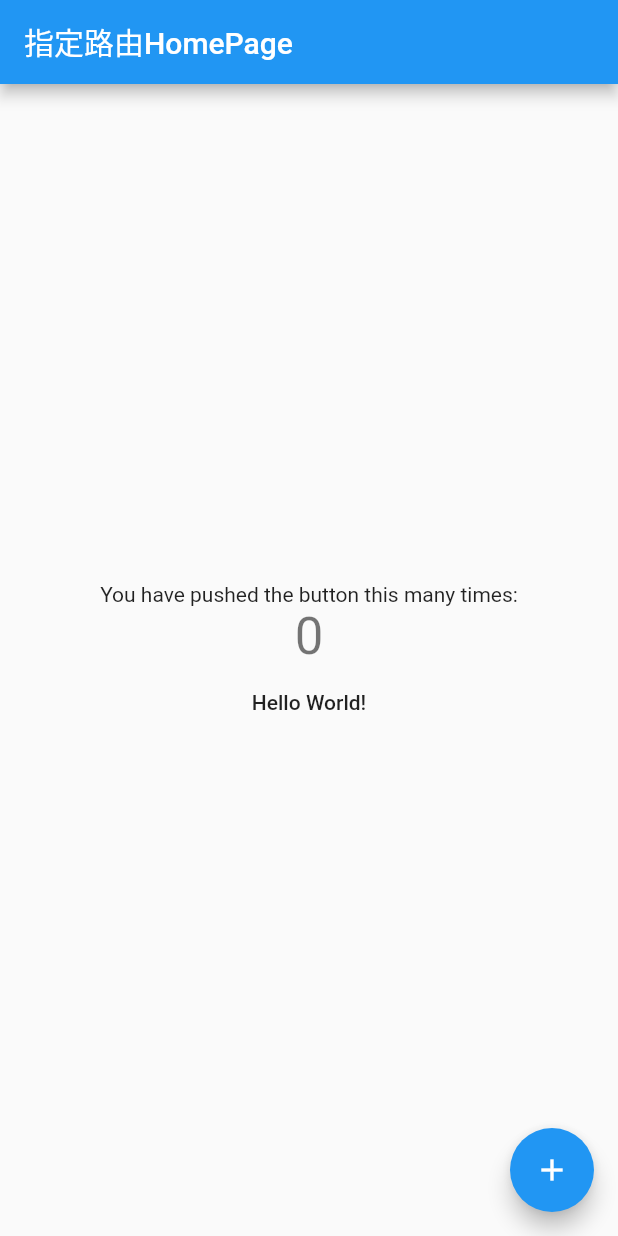
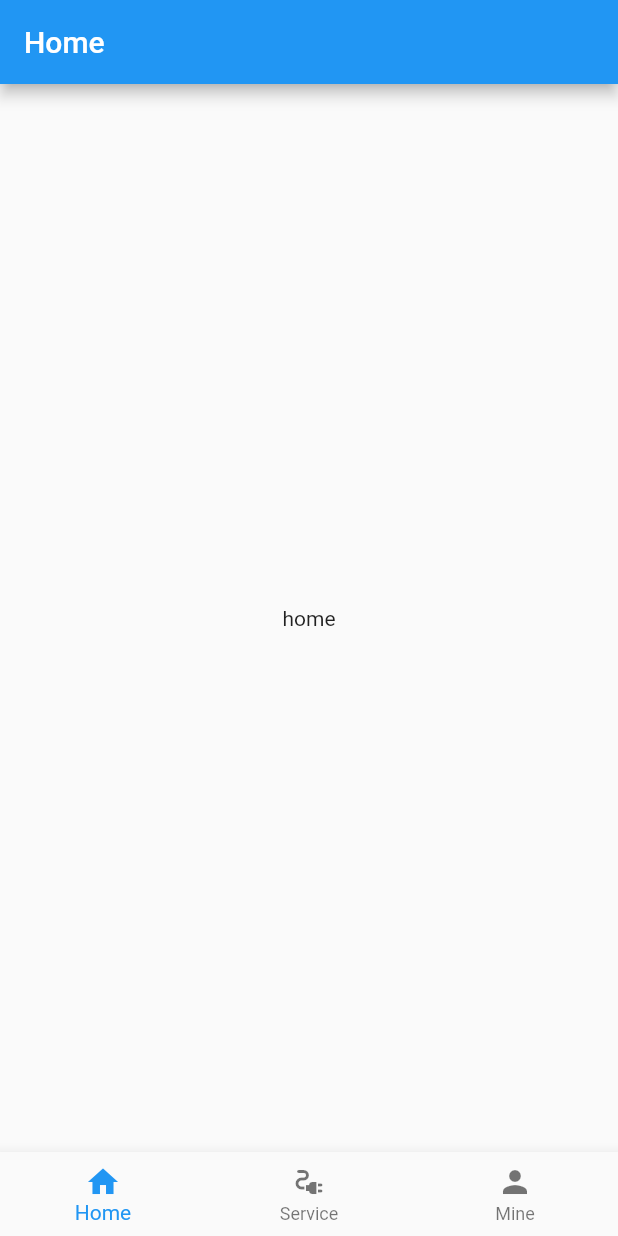
Before and after one commit to WhoIsYourBaby/NativeFlutterCordova, a Flutter app: the screen it shows after launch, on a phone screen of 412 x 824 dp. Run offline on Flutter 3.47's test engine with Material 2 defaults, Android fonts, the phone set to English and light mode, and no system bars; generated files the repository leaves out were written again.

Commit message:
feat: 底部导航功能开发

```diff
--- a/flutter_module/lib/home_view.dart
+++ /dev/null
@@ -1,95 +0,0 @@
-import 'package:flutter/material.dart';
-import 'package:flutter_module/second_view.dart';
-import 'package:flutter_gen/gen_l10n/app_localizations.dart';
-
-class MyHomePage extends StatefulWidget {
-  const MyHomePage({super.key, required this.title});
-
-  // This widget is the home page of your application. It is stateful, meaning
-  // that it has a State object (defined below) that contains fields that affect
-  // how it looks.
-
-  // This class is the configuration for the state. It holds the values (in this
-  // case the title) provided by the parent (in this case the App widget) and
-  // used by the build method of the State. Fields in a Widget subclass are
-  // always marked "final".
-
-  final String title;
-
-  @override
-  State<MyHomePage> createState() => _MyHomePageState();
-}
-
-class _MyHomePageState extends State<MyHomePage> {
-  int _counter = 0;
-
-  void _incrementCounter() {
-    setState(() {
-      // This call to setState tells the Flutter framework that something has
-      // changed in this State, which causes it to rerun the build method below
-      // so that the display can reflect the updated values. If we changed
-      // _counter without calling setState(), then the build method would not be
-      // called again, and so nothing would appear to happen.
-      _counter++;
-    });
-  }
-
-  @override
-  Widget build(BuildContext context) {
-    // This method is rerun every time setState is called, for instance as done
-    // by the _incrementCounter method above.
-    //
-    // The Flutter framework has been optimized to make rerunning build methods
-    // fast, so that you can just rebuild anything that needs updating rather
-    // than having to individually change instances of widgets.
-    return Scaffold(
-      appBar: AppBar(
-        // Here we take the value from the MyHomePage object that was created by
-        // the App.build method, and use it to set our appbar title.
-        title: Text(widget.title),
-      ),
-      body: Center(
-        // Center is a layout widget. It takes a single child and positions it
-        // in the middle of the parent.
-        child: Column(
-          // Column is also a layout widget. It takes a list of children and
-          // arranges them vertically. By default, it sizes itself to fit its
-          // children horizontally, and tries to be as tall as its parent.
-          //
-          // Invoke "debug painting" (press "p" in the console, choose the
-          // "Toggle Debug Paint" action from the Flutter Inspector in Android
-          // Studio, or the "Toggle Debug Paint" command in Visual Studio Code)
-          // to see the wireframe for each widget.
-          //
-          // Column has various properties to control how it sizes itself and
-          // how it positions its children. Here we use mainAxisAlignment to
-          // center the children vertically; the main axis here is the vertical
-          // axis because Columns are vertical (the cross axis would be
-          // horizontal).
-          mainAxisAlignment: MainAxisAlignment.center,
-          children: <Widget>[
-            const Text(
-              'You have pushed the button this many times:',
-            ),
-            Text(
-              '$_counter',
-              style: Theme.of(context).textTheme.headline4,
-            ),
-            MaterialButton(
-                child: Text(AppLocalizations.of(context)!.helloWorld),
-                onPressed: () {
-                  Navigator.of(context).push(MaterialPageRoute(builder: (ctx) {
-                    return const SecondView();
-                  }));
-                }),
-          ],
-        ),
-      ),
-      floatingActionButton: FloatingActionButton(
-        onPressed: _incrementCounter,
-        tooltip: 'Increment',
-        child: const Icon(Icons.add),
-      ), // This trailing comma makes auto-formatting nicer for build methods.
-    );
-  }
-}
--- a/flutter_module/lib/l10n/app_en.arb
+++ b/flutter_module/lib/l10n/app_en.arb
@@ -3,5 +3,8 @@
   "@helloWorld": {
     "description": "The conventional newborn programmer greeting"
   },
-  "modifying": "modifying"
+  "modifying": "modifying",
+  "homeViewTitle": "Home",
+  "mineViewTitle": "Mine",
+  "serviceViewTitle": "Service"
 }
--- a/flutter_module/lib/l10n/app_zh.arb
+++ b/flutter_module/lib/l10n/app_zh.arb
@@ -3,5 +3,8 @@
   "@helloWorld": {
     "description": "你好世界的描述"
   },
-  "modifying": "修改"
+  "modifying": "修改",
+  "homeViewTitle": "首页",
+  "mineViewTitle": "Mine",
+  "serviceViewTitle": "Mine"
 }
--- a/flutter_module/lib/main.dart
+++ b/flutter_module/lib/main.dart
@@ -1,8 +1,9 @@
 import 'package:flutter/material.dart';
-import 'package:flutter_module/home_view.dart';
+import 'package:flutter_module/views/home/home_view.dart';
 import 'package:flutter_module/second_view.dart';
 
 import 'package:flutter_gen/gen_l10n/app_localizations.dart';
+import 'package:flutter_module/utils/route_generater.dart';
 
 void main() => runApp(const MyApp());
 
@@ -13,7 +14,8 @@ class MyApp extends StatelessWidget {
   @override
   Widget build(BuildContext context) {
     return MaterialApp(
-      title: 'Flutter Demo',
+      debugShowCheckedModeBanner: false,
+      title: '富家海外',
       theme: ThemeData(
         // This is the theme of your application.
         //
@@ -27,18 +29,7 @@ class MyApp extends StatelessWidget {
       ),
       supportedLocales: AppLocalizations.supportedLocales,
       localizationsDelegates: AppLocalizations.localizationsDelegates,
-      onGenerateRoute: (settings) {
-        switch (settings.name) {
-          case "/":
-            return MaterialPageRoute(
-                builder: (ctx) => MyHomePage(title: '指定路由HomePage'));
-          case "/second":
-            return MaterialPageRoute(builder: (ctx) => SecondView());
-          default:
-            return MaterialPageRoute(
-                builder: (ctx) => MyHomePage(title: '默认路由HomePage'));
-        }
-      },
+      onGenerateRoute: generateRoute,
     );
   }
 }
--- /dev/null
+++ b/flutter_module/lib/mixin/router_mixin.dart
@@ -0,0 +1,3 @@
+mixin RouterMixin {
+  static const String routeName = "/";
+}
--- /dev/null
+++ b/flutter_module/lib/utils/route_generater.dart
@@ -0,0 +1,27 @@
+import 'package:flutter/material.dart';
+import 'package:flutter_module/views/root_tabbar.dart';
+
+MaterialPageRoute generateRoute(RouteSettings routeSettings) {
+  return MaterialPageRoute(
+    settings: routeSettings,
+    builder: (BuildContext context) {
+      switch (routeSettings.name) {
+        case RootTabBar.routeName:
+          // final args = routeSettings.arguments;
+          // final settingsController = _argAt<SettingsController>(args, 0);
+          return const RootTabBar();
+        default:
+          return const RootTabBar();
+      }
+    },
+  );
+}
+
+T? _argAt<T>(Object? args, int index) {
+  assert(args is List, 'routeSettings.args must be a List');
+  final argsList = args as List;
+  if (argsList.length > index) {
+    return argsList[index] as T;
+  }
+  return null;
+}
--- /dev/null
+++ b/flutter_module/lib/views/home/home_view.dart
@@ -0,0 +1,23 @@
+import 'package:flutter/material.dart';
+import 'package:flutter_gen/gen_l10n/app_localizations.dart';
+
+class HomeView extends StatefulWidget {
+  const HomeView({super.key});
+
+  @override
+  State<HomeView> createState() => _HomeViewState();
+}
+
+class _HomeViewState extends State<HomeView> {
+  @override
+  Widget build(BuildContext context) {
+    return Scaffold(
+      appBar: AppBar(
+        title: Text(AppLocalizations.of(context)!.homeViewTitle),
+      ),
+      body: Center(
+        child: Text("home"),
+      ),
+    );
+  }
+}
--- /dev/null
+++ b/flutter_module/lib/views/root_tabbar.dart
@@ -0,0 +1,75 @@
+import 'package:flutter/material.dart';
+import 'package:flutter_module/mixin/router_mixin.dart';
+import 'package:flutter_module/views/home/home_view.dart';
+import 'package:flutter_module/views/mine/mine_view.dart';
+import 'package:flutter_module/views/service/service_view.dart';
+import 'package:flutter_gen/gen_l10n/app_localizations.dart';
+
+class RootTabBar extends StatefulWidget with RouterMixin {
+  const RootTabBar({super.key});
+
+  static const String routeName = "/";
+
+  @override
+  State<RootTabBar> createState() => _RootTabBarState();
+}
+
+class _RootTabBarState extends State<RootTabBar>
+    with SingleTickerProviderStateMixin {
+  late PageController _pageController;
+  int currentPageIndex = 0;
+
+  @override
+  void initState() {
+    super.initState();
+    _pageController = PageController(initialPage: 0);
+  }
+
+  @override
+  Widget build(BuildContext context) {
+    return Scaffold(
+      body: PageView(
+        controller: _pageController,
+        children: _tabViews(),
+        physics: NeverScrollableScrollPhysics(),
+      ),
+      bottomNavigationBar: BottomNavigationBar(
+        items: _tabs(),
+        onTap: onTabbarTap,
+        currentIndex: currentPageIndex,
+      ),
+    );
+  }
+
+  List<Widget> _tabViews() {
+    return [
+      HomeView(),
+      ServiceView(),
+      MineView(),
+    ];
+  }
+
+  List<BottomNavigationBarItem> _tabs() {
+    return [
+      BottomNavigationBarItem(
+        icon: Icon(Icons.home),
+        label: AppLocalizations.of(context)!.homeViewTitle,
+      ),
+      BottomNavigationBarItem(
+        icon: Icon(Icons.electrical_services),
+        label: AppLocalizations.of(context)!.serviceViewTitle,
+      ),
+      BottomNavigationBarItem(
+        icon: Icon(Icons.person),
+        label: AppLocalizations.of(context)!.mineViewTitle,
+      ),
+    ];
+  }
+
+  onTabbarTap(index) {
+    _pageController.jumpToPage(index);
+    setState(() {
+      currentPageIndex = index;
+    });
+  }
+}
```
Also changed, not shown: flutter_module/lib/views/mine/mine_view.dart (added, +23 -0 lines), flutter_module/lib/views/service/service_view.dart (added, +23 -0 lines).
